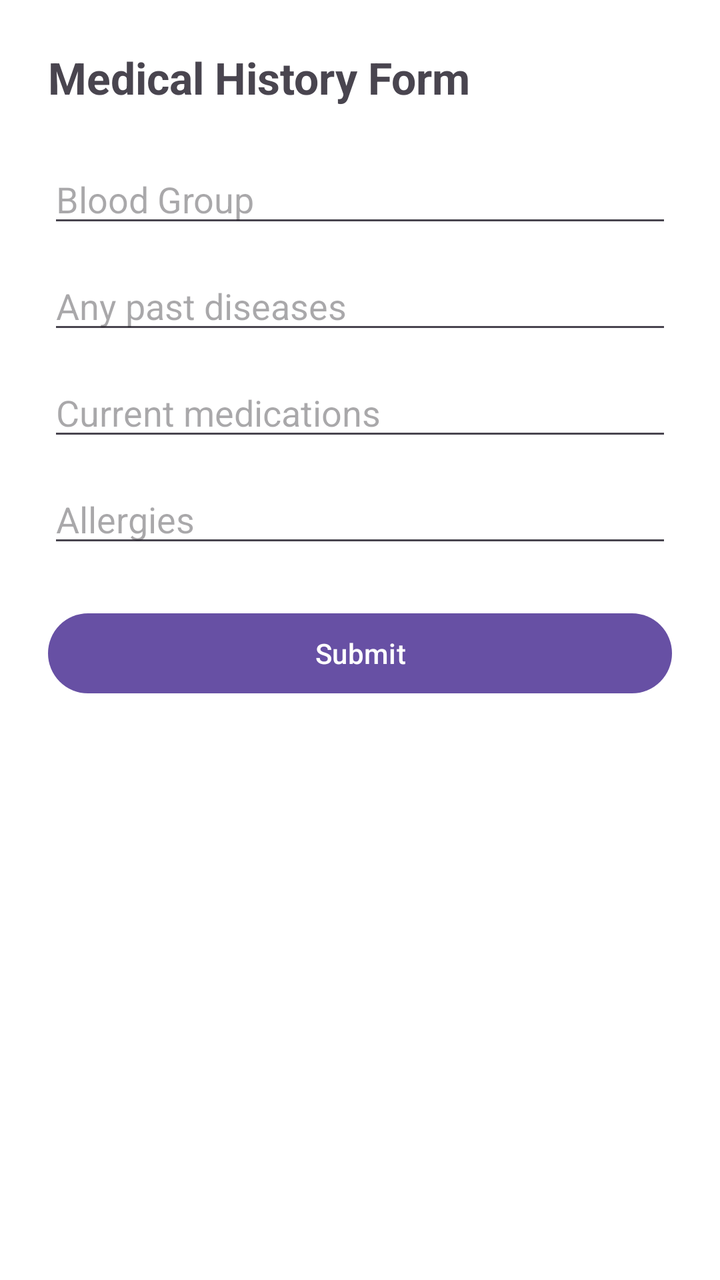
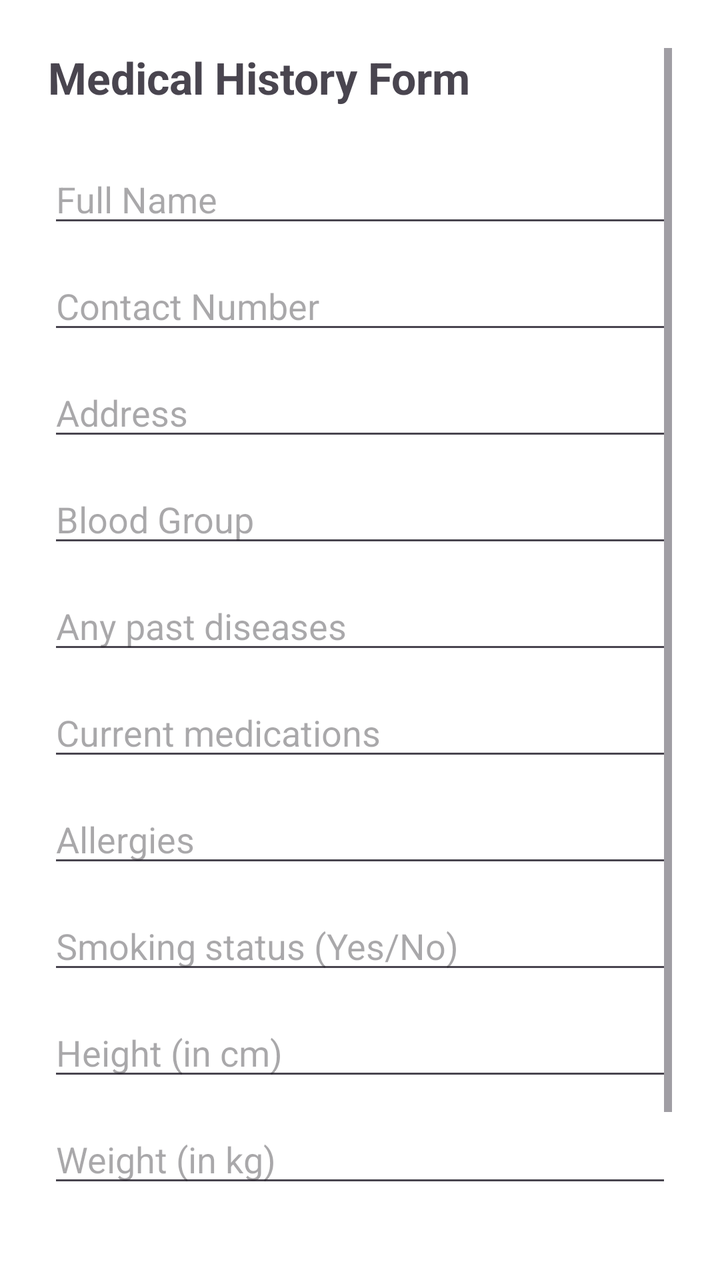

Before-and-after screenshots of an Android layout around one commit, followed by the original layout XML and the change that was made.
<!-- AndroidManifest.xml: application theme Theme.Organ_donation_app -->
<!-- res/layout/activity_medical_history.xml -->
<?xml version="1.0" encoding="utf-8"?>
<ScrollView
    xmlns:android="http://schemas.android.com/apk/res/android"
    android:layout_width="match_parent"
    android:layout_height="match_parent"
    android:padding="24dp"
    android:background="#FFFFFF">

    <LinearLayout
        android:layout_width="match_parent"
        android:layout_height="wrap_content"
        android:orientation="vertical">

        <TextView
            android:text="Medical History Form"
            android:textSize="22sp"
            android:textStyle="bold"
            android:layout_marginBottom="24dp"
            android:layout_width="wrap_content"
            android:layout_height="wrap_content" />

        <EditText
            android:id="@+id/editTextBloodGroup"
            android:hint="Blood Group"
            android:layout_width="match_parent"
            android:layout_height="wrap_content"
            android:layout_marginBottom="12dp"/>

        <EditText
            android:id="@+id/editTextDiseases"
            android:hint="Any past diseases"
            android:layout_width="match_parent"
            android:layout_height="wrap_content"
            android:layout_marginBottom="12dp"/>

        <EditText
            android:id="@+id/editTextMedications"
            android:hint="Current medications"
            android:layout_width="match_parent"
            android:layout_height="wrap_content"
            android:layout_marginBottom="12dp"/>

        <EditText
            android:id="@+id/editTextAllergies"
            android:hint="Allergies"
            android:layout_width="match_parent"
            android:layout_height="wrap_content"
            android:layout_marginBottom="24dp"/>

        <Button
            android:id="@+id/buttonSubmitMedical"
            android:text="Submit"
            android:layout_width="match_parent"
            android:layout_height="wrap_content"/>
    </LinearLayout>
</ScrollView>
<!-- resources referenced by this layout -->
<resources>
  <style name="Theme.Organ_donation_app" parent="Base.Theme.Organ_donation_app" />
  <style name="Base.Theme.Organ_donation_app" parent="Theme.Material3.DayNight.NoActionBar">
          
          
      </style>
</resources>

<!-- the commit's change to res/layout/activity_medical_history.xml (unified diff, before → after) -->
@@ -1,6 +1,5 @@
 <?xml version="1.0" encoding="utf-8"?>
-<ScrollView
-    xmlns:android="http://schemas.android.com/apk/res/android"
+<ScrollView xmlns:android="http://schemas.android.com/apk/res/android"
     android:layout_width="match_parent"
     android:layout_height="match_parent"
     android:padding="24dp"
@@ -19,6 +18,30 @@
             android:layout_width="wrap_content"
             android:layout_height="wrap_content" />
 
+        
+        <EditText
+            android:id="@+id/editTextName"
+            android:hint="Full Name"
+            android:layout_width="match_parent"
+            android:layout_height="wrap_content"
+            android:layout_marginBottom="12dp" />
+
+        <EditText
+            android:id="@+id/editTextContact"
+            android:hint="Contact Number"
+            android:inputType="phone"
+            android:layout_width="match_parent"
+            android:layout_height="wrap_content"
+            android:layout_marginBottom="12dp" />
+
+        <EditText
+            android:id="@+id/editTextAddress"
+            android:hint="Address"
+            android:layout_width="match_parent"
+            android:layout_height="wrap_content"
+            android:layout_marginBottom="12dp" />
+
+        
         <EditText
             android:id="@+id/editTextBloodGroup"
             android:hint="Blood Group"
@@ -45,12 +68,43 @@
             android:hint="Allergies"
             android:layout_width="match_parent"
             android:layout_height="wrap_content"
-            android:layout_marginBottom="24dp"/>
+            android:layout_marginBottom="12dp"/>
+
+        <EditText
+            android:id="@+id/editTextSmoking"
+            android:hint="Smoking status (Yes/No)"
+            android:layout_width="match_parent"
+            android:layout_height="wrap_content"
+            android:layout_marginBottom="12dp" />
+
+        <EditText
+            android:id="@+id/editTextHeight"
+            android:hint="Height (in cm)"
+            android:inputType="numberDecimal"
+            android:layout_width="match_parent"
+            android:layout_height="wrap_content"
+            android:layout_marginBottom="12dp" />
+
+        <EditText
+            android:id="@+id/editTextWeight"
+            android:hint="Weight (in kg)"
+            android:inputType="numberDecimal"
+            android:layout_width="match_parent"
+            android:layout_height="wrap_content"
+            android:layout_marginBottom="12dp" />
+
+        <EditText
+            android:id="@+id/editTextSurgeries"
+            android:hint="Previous surgeries (if any)"
+            android:layout_width="match_parent"
+            android:layout_height="wrap_content"
+            android:layout_marginBottom="12dp" />
 
         <Button
             android:id="@+id/buttonSubmitMedical"
             android:text="Submit"
             android:layout_width="match_parent"
-            android:layout_height="wrap_content"/>
+            android:layout_height="wrap_content" />
+
     </LinearLayout>
 </ScrollView>
